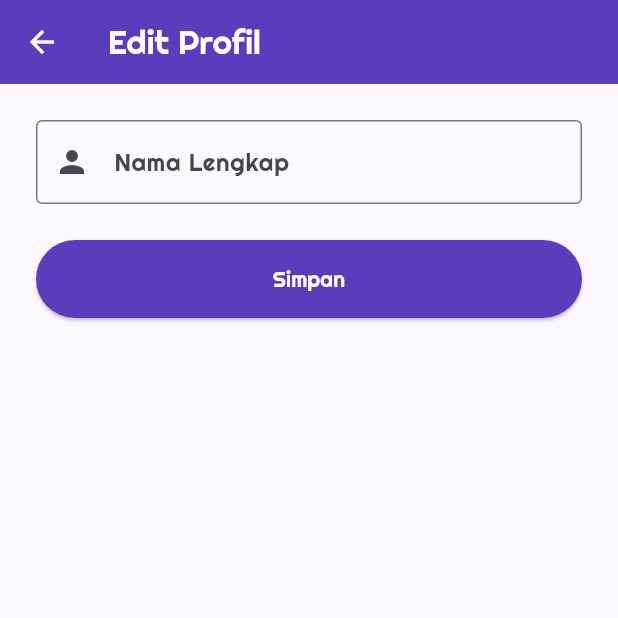
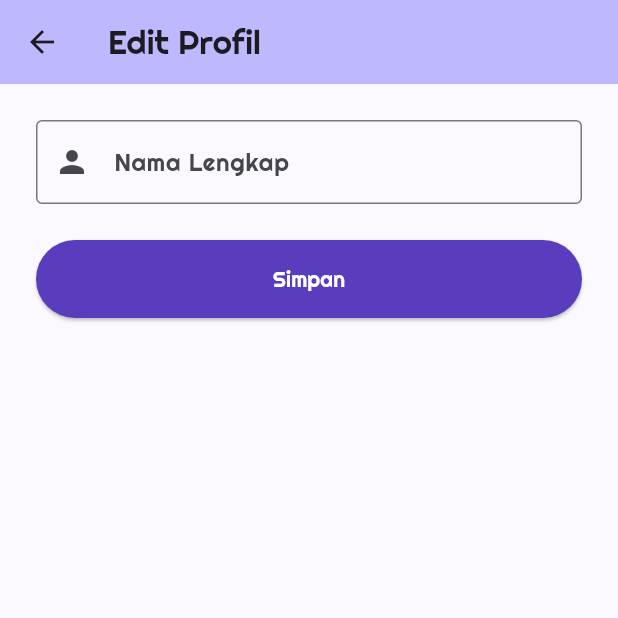
Before and after one commit to Mellias/project_ppm, a Flutter app: the EditProfilPage screen opened by its route, on a phone screen of 412 x 824 dp, the top half of it. Run offline on Flutter 3.47's test engine with Material 3 defaults, Android fonts, the phone set to English and light mode, and no system bars; our stand-ins replace firebase_auth, firebase_core, share_plus; accounts and stored records are empty.

Commit message:
ganti warna untuk halaman profil

```diff
--- a/anime_hype/lib/main.dart
+++ b/anime_hype/lib/main.dart
@@ -1,6 +1,6 @@
 import 'package:flutter/material.dart';
 import 'package:firebase_core/firebase_core.dart';
-import 'package:firebase_auth/firebase_auth.dart'; // ✅ Tambahkan ini
+import 'package:firebase_auth/firebase_auth.dart';
 import 'dart:developer' as dev;
 
 import 'package:anime_hype/views/login.dart';
@@ -10,7 +10,7 @@ import 'package:anime_hype/views/kategori.dart';
 import 'package:anime_hype/views/bantuan.dart';
 import 'package:anime_hype/views/simpan_berita.dart';
 import 'package:anime_hype/views/edit_profil.dart';
-import 'package:anime_hype/views/navbar.dart'; // ✅ Pastikan ini mengandung class `MainScreen`
+import 'package:anime_hype/views/navbar.dart';
 import 'package:anime_hype/views/detail_page.dart';
 
 void main() async {
--- a/anime_hype/lib/views/edit_profil.dart
+++ b/anime_hype/lib/views/edit_profil.dart
@@ -35,9 +35,9 @@ class _EditProfilPageState extends State<EditProfilPage> {
       Navigator.pop(context); // kembali ke halaman profil
     } catch (e) {
       if (!mounted) return;
-      ScaffoldMessenger.of(context).showSnackBar(
-        SnackBar(content: Text('Gagal update profil: $e')),
-      );
+      ScaffoldMessenger.of(
+        context,
+      ).showSnackBar(SnackBar(content: Text('Gagal update profil: $e')));
     }
   }
 
@@ -52,8 +52,8 @@ class _EditProfilPageState extends State<EditProfilPage> {
     return Scaffold(
       appBar: AppBar(
         title: const Text('Edit Profil'),
-        backgroundColor: const Color(0xFF5A3DBD),
-        foregroundColor: Colors.white,
+        backgroundColor: const Color(0xFFBEB9FF),
+        // foregroundColor: Colors.white,
       ),
       body: Padding(
         padding: const EdgeInsets.all(24),
```
